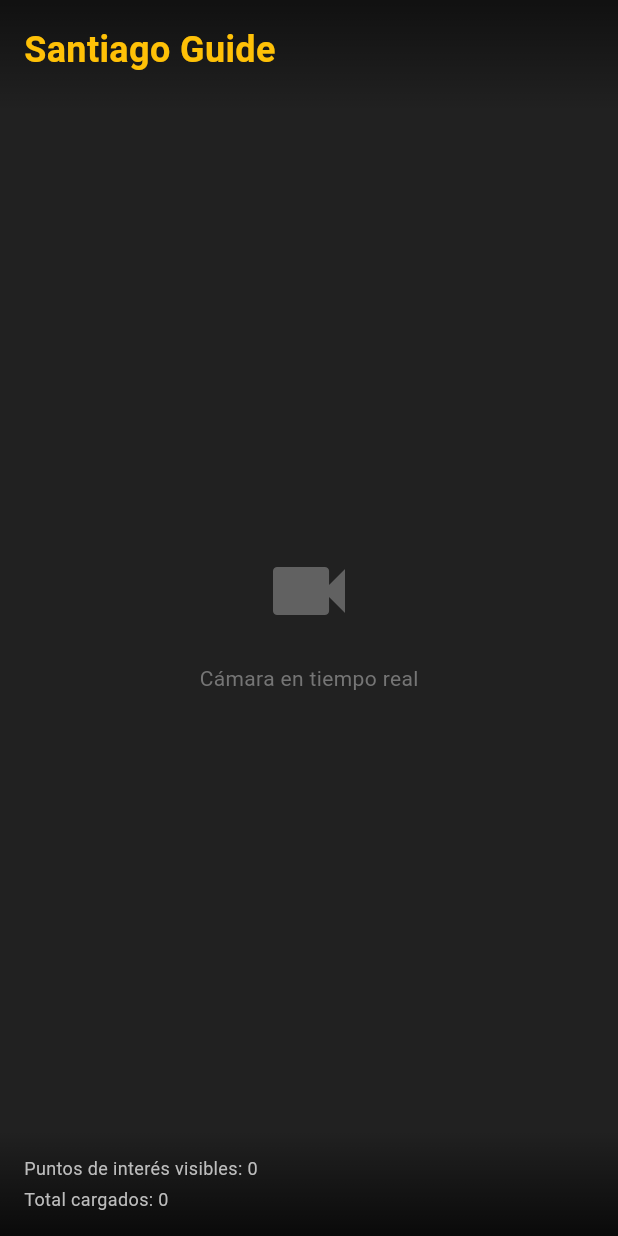
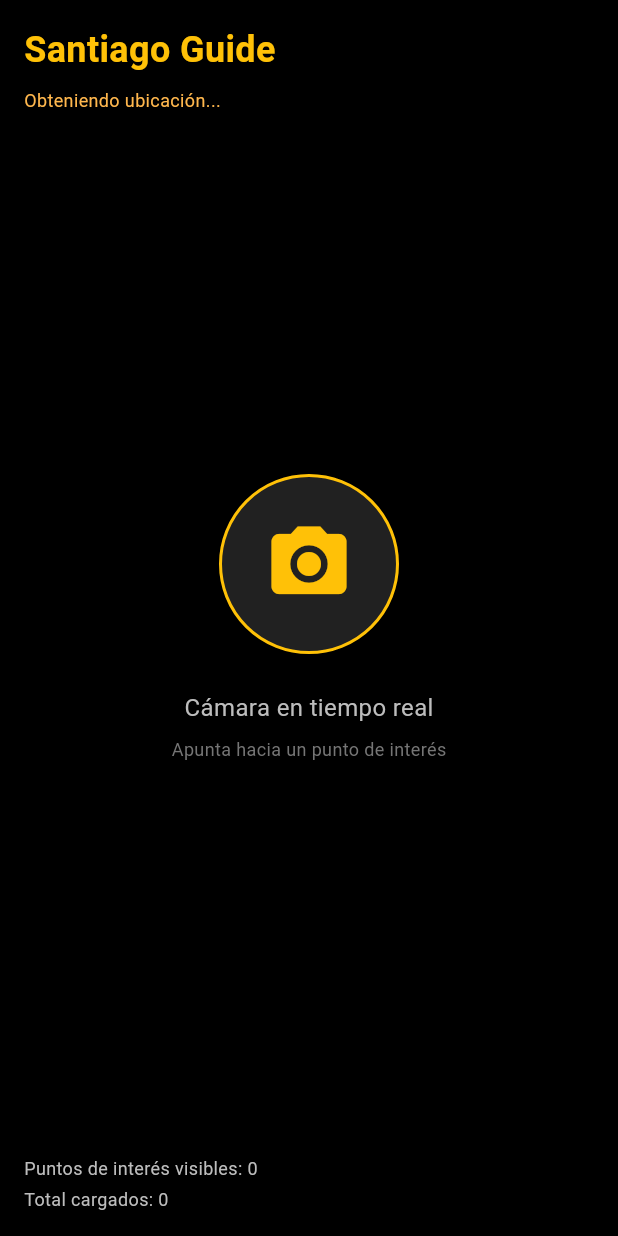
Before and after one commit to alvaro8rey/santiago-guide, a Flutter app: the screen it shows after launch, on a phone screen of 412 x 824 dp. Run offline on Flutter 3.47's test engine with Material 3 defaults, Android fonts, the phone set to English and light mode, and no system bars; our stand-ins replace audioplayers, cached_network_image, flutter_compass, geolocator, permission_handler, supabase_flutter; accounts and stored records are empty.

Commit message:
Fix Container margin error and improve UI/debug info
- Clamp marker positions to prevent negative margins
- Improve camera placeholder with better visual design
- Show detailed GPS coordinates and bearing in header
- Show 'Obtaining location...' state while GPS initializes
- Enable Built-in Kotlin in gradle.properties to fix KGP warnings
- Add android/build.gradle for proper Kotlin configuration

```diff
--- a/lib/screens/camera_screen.dart
+++ b/lib/screens/camera_screen.dart
@@ -198,16 +198,40 @@ class _CameraScreenState extends State<CameraScreen>
         children: [
           // Fondo: cámara
           Container(
-            color: Colors.grey[900],
+            color: Colors.black,
             child: Center(
               child: Column(
                 mainAxisAlignment: MainAxisAlignment.center,
                 children: [
-                  Icon(Icons.videocam, size: 64, color: Colors.grey[700]),
-                  const SizedBox(height: 16),
+                  Container(
+                    width: 120,
+                    height: 120,
+                    decoration: BoxDecoration(
+                      shape: BoxShape.circle,
+                      border: Border.all(color: Colors.amber, width: 2),
+                      color: Colors.grey[900],
+                    ),
+                    child: const Icon(
+                      Icons.camera_alt,
+                      size: 60,
+                      color: Colors.amber,
+                    ),
+                  ),
+                  const SizedBox(height: 24),
                   Text(
                     'Cámara en tiempo real',
-                    style: TextStyle(color: Colors.grey[600]),
+                    style: TextStyle(
+                      color: Colors.grey[400],
+                      fontSize: 16,
+                    ),
+                  ),
+                  const SizedBox(height: 8),
+                  Text(
+                    'Apunta hacia un punto de interés',
+                    style: TextStyle(
+                      color: Colors.grey[600],
+                      fontSize: 12,
+                    ),
                   ),
                 ],
               ),
@@ -231,7 +255,7 @@ class _CameraScreenState extends State<CameraScreen>
                     begin: Alignment.topCenter,
                     end: Alignment.bottomCenter,
                     colors: [
-                      Colors.black.withValues(alpha: 0.5),
+                      Colors.black.withValues(alpha: 0.7),
                       Colors.transparent,
                     ],
                   ),
@@ -249,10 +273,40 @@ class _CameraScreenState extends State<CameraScreen>
                     ),
                     const SizedBox(height: 8),
                     if (_currentPosition != null)
+                      Column(
+                        crossAxisAlignment: CrossAxisAlignment.start,
+                        children: [
+                          Text(
+                            'Lat: ${_currentPosition!.latitude.toStringAsFixed(6)}',
+                            style: TextStyle(
+                              color: Colors.grey[400],
+                              fontSize: 11,
+                              fontFamily: 'monospace',
+                            ),
+                          ),
+                          Text(
+                            'Lng: ${_currentPosition!.longitude.toStringAsFixed(6)}',
+                            style: TextStyle(
+                              color: Colors.grey[400],
+                              fontSize: 11,
+                              fontFamily: 'monospace',
+                            ),
+                          ),
+                          Text(
+                            'Brújula: ${_currentBearing.toStringAsFixed(1)}°',
+                            style: TextStyle(
+                              color: Colors.amber,
+                              fontSize: 12,
+                              fontWeight: FontWeight.bold,
+                            ),
+                          ),
+                        ],
+                      )
+                    else
                       Text(
-                        'Brújula: ${_currentBearing.toStringAsFixed(0)}°',
+                        'Obteniendo ubicación...',
                         style: TextStyle(
-                          color: Colors.grey[400],
+                          color: Colors.orange[300],
                           fontSize: 12,
                         ),
                       ),
--- a/lib/widgets/poi_overlay.dart
+++ b/lib/widgets/poi_overlay.dart
@@ -17,8 +17,8 @@ class PoiOverlay extends StatelessWidget {
       children: [
         for (final entry in visiblePois)
           Positioned(
-            left: entry.value.dx - 20,
-            top: entry.value.dy - 20,
+            left: (entry.value.dx - 20).clamp(0, double.infinity),
+            top: (entry.value.dy - 20).clamp(0, double.infinity),
             child: GestureDetector(
               onTap: () => onPoiTap(entry.key),
               child: _PoiMarker(poi: entry.key),
```
Also changed, not shown: 2 other files.
